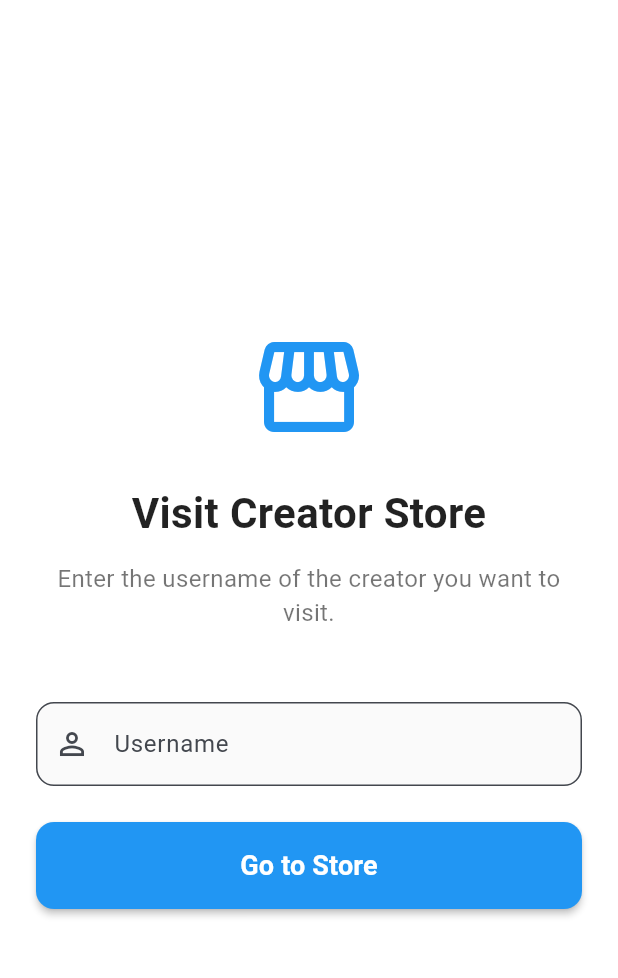
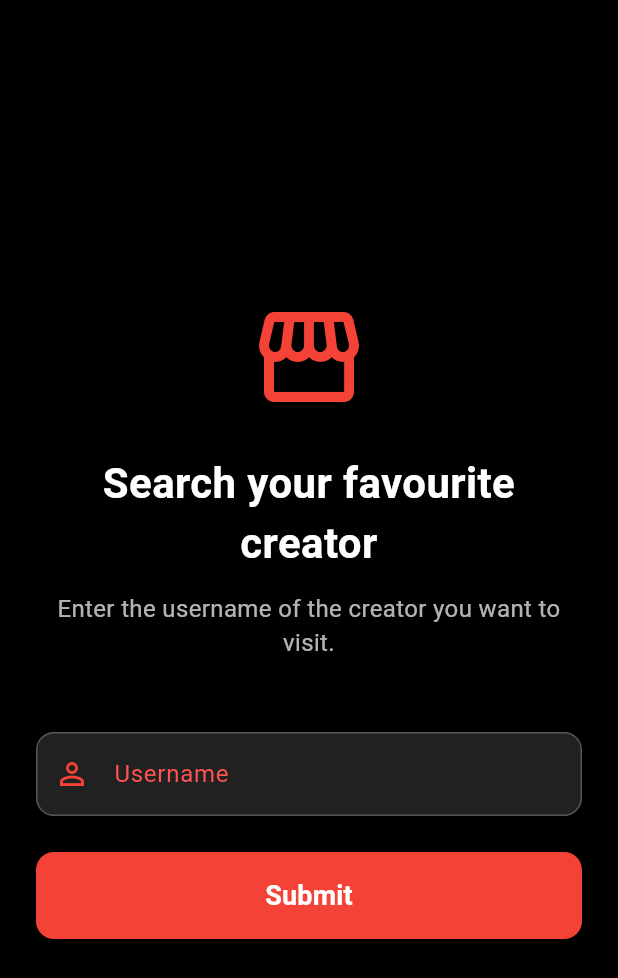
Before and after one commit to ammarali-dev/streamrolla-app, a Flutter app: the screen it shows after launch, on a phone screen of 412 x 824 dp. Shown: the top 978 px of the screen. Run offline on Flutter 3.47's test engine with Material 3 defaults, Android fonts, the phone set to English and light mode, and no system bars; our stand-ins replace webview_flutter.

Commit message:
make the correct theme of the app

```diff
--- a/lib/domain_entry_screen.dart
+++ b/lib/domain_entry_screen.dart
@@ -35,7 +35,7 @@ class _DomainEntryScreenState extends State<DomainEntryScreen> {
   @override
   Widget build(BuildContext context) {
     return Scaffold(
-      backgroundColor: Colors.white,
+      backgroundColor: Colors.black,
       body: SafeArea(
         child: Padding(
           padding: const EdgeInsets.symmetric(horizontal: 24.0),
@@ -48,16 +48,16 @@ class _DomainEntryScreenState extends State<DomainEntryScreen> {
                 const Icon(
                   Icons.storefront_outlined,
                   size: 80,
-                  color: Colors.blue,
+                  color: Colors.red,
                 ),
                 const SizedBox(height: 24),
                 const Text(
-                  'Visit Creator Store',
+                  'Search your favourite creator',
                   textAlign: TextAlign.center,
                   style: TextStyle(
                     fontSize: 28,
                     fontWeight: FontWeight.bold,
-                    color: Colors.black87,
+                    color: Colors.white,
                   ),
                 ),
                 const SizedBox(height: 12),
@@ -66,21 +66,30 @@ class _DomainEntryScreenState extends State<DomainEntryScreen> {
                   textAlign: TextAlign.center,
                   style: TextStyle(
                     fontSize: 16,
-                    color: Colors.black54,
+                    color: Colors.white70,
                   ),
                 ),
                 const SizedBox(height: 48),
                 TextFormField(
                   controller: _usernameController,
+                  style: const TextStyle(color: Colors.white),
+                  cursorColor: Colors.red,
                   decoration: InputDecoration(
                     labelText: 'Username',
+                    labelStyle: const TextStyle(color: Colors.redAccent),
                     hintText: 'e.g., alice',
-                    border: OutlineInputBorder(
+                    hintStyle: const TextStyle(color: Colors.white38),
+                    enabledBorder: OutlineInputBorder(
                       borderRadius: BorderRadius.circular(12),
+                      borderSide: const BorderSide(color: Colors.white24),
                     ),
-                    prefixIcon: const Icon(Icons.person_outline),
+                    focusedBorder: OutlineInputBorder(
+                      borderRadius: BorderRadius.circular(12),
+                      borderSide: const BorderSide(color: Colors.red),
+                    ),
+                    prefixIcon: const Icon(Icons.person_outline, color: Colors.red),
                     filled: true,
-                    fillColor: Colors.grey[50],
+                    fillColor: Colors.grey[900],
                   ),
                   validator: (value) {
                     if (value == null || value.trim().isEmpty) {
@@ -98,7 +107,7 @@ class _DomainEntryScreenState extends State<DomainEntryScreen> {
                   onPressed: _navigateToStore,
                   style: ElevatedButton.styleFrom(
                     padding: const EdgeInsets.symmetric(vertical: 16),
-                    backgroundColor: Colors.blue,
+                    backgroundColor: Colors.red,
                     foregroundColor: Colors.white,
                     shape: RoundedRectangleBorder(
                       borderRadius: BorderRadius.circular(12),
@@ -106,7 +115,7 @@ class _DomainEntryScreenState extends State<DomainEntryScreen> {
                     elevation: 2,
                   ),
                   child: const Text(
-                    'Go to Store',
+                    'Submit',
                     style: TextStyle(
                       fontSize: 18,
                       fontWeight: FontWeight.w600,
--- a/lib/main.dart
+++ b/lib/main.dart
@@ -14,7 +14,11 @@ class MyApp extends StatelessWidget {
       debugShowCheckedModeBanner: false,
       title: 'Streamrolla',
       theme: ThemeData(
-        colorScheme: ColorScheme.fromSeed(seedColor: Colors.blue),
+        colorScheme: ColorScheme.fromSeed(
+          seedColor: Colors.red,
+          brightness: Brightness.dark,
+        ),
+        scaffoldBackgroundColor: Colors.black,
         useMaterial3: true,
       ),
       home: const SplashScreen(),
--- a/lib/splash_screen.dart
+++ b/lib/splash_screen.dart
@@ -28,7 +28,7 @@ class _SplashScreenState extends State<SplashScreen> {
   @override
   Widget build(BuildContext context) {
     return Scaffold(
-      backgroundColor: Colors.white,
+      backgroundColor: Colors.black,
       body: Center(
         child: Column(
           mainAxisAlignment: MainAxisAlignment.center,
@@ -37,7 +37,7 @@ class _SplashScreenState extends State<SplashScreen> {
             Icon(
               Icons.web,
               size: 100,
-              color: Colors.blue,
+              color: Colors.red,
             ),
             SizedBox(height: 20),
             Text(
@@ -45,11 +45,13 @@ class _SplashScreenState extends State<SplashScreen> {
               style: TextStyle(
                 fontSize: 24,
                 fontWeight: FontWeight.bold,
-                color: Colors.blue,
+                color: Colors.white,
               ),
             ),
             SizedBox(height: 20),
-            CircularProgressIndicator(),
+            CircularProgressIndicator(
+              color: Colors.red,
+            ),
           ],
         ),
       ),
```
